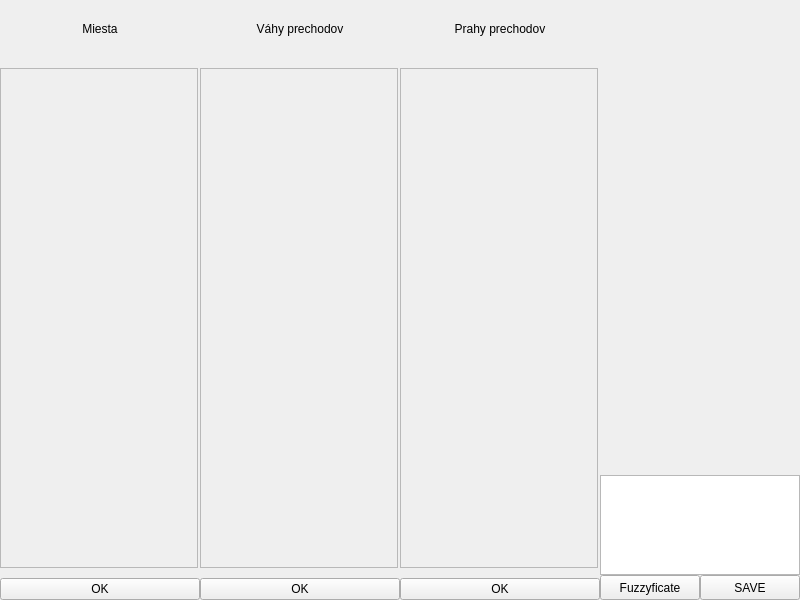
Above: gui/anotherWindowFinal.ui from PavolHradsky/PIS-bonus before the change. Below: the same form after it.
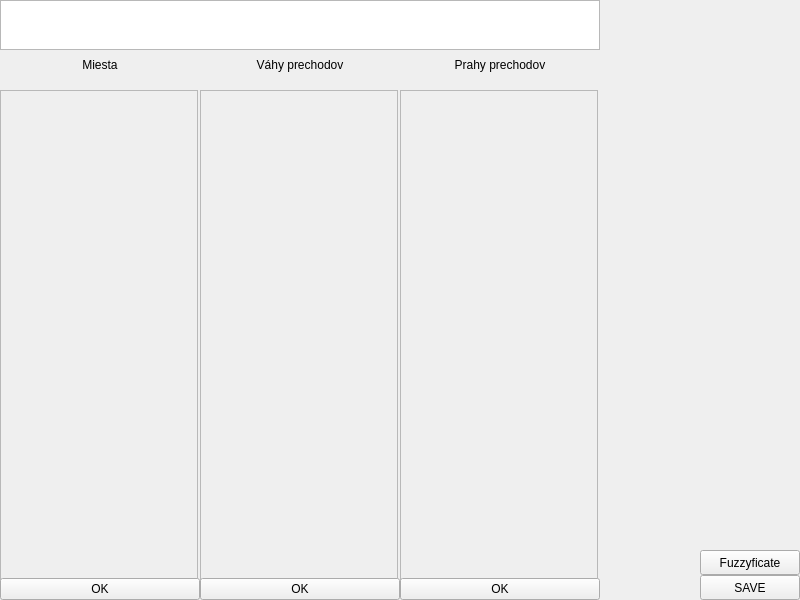
That is the form after the change.

The edit to the form file:
```diff
--- a/gui/anotherWindowFinal.ui
+++ b/gui/anotherWindowFinal.ui
@@ -48,6 +48,26 @@
        <number>0</number>
       </property>
       <item>
+       <layout class="QVBoxLayout" name="verticalLayout_3">
+        <item>
+         <widget class="QTableWidget" name="table">
+          <property name="minimumSize">
+           <size>
+            <width>600</width>
+            <height>50</height>
+           </size>
+          </property>
+          <property name="maximumSize">
+           <size>
+            <width>16777215</width>
+            <height>100</height>
+           </size>
+          </property>
+         </widget>
+        </item>
+        <item>
+         <layout class="QHBoxLayout" name="horizontalLayout_4">
+          <item>
        <widget class="QWidget" name="first_2" native="true">
         <property name="minimumSize">
          <size>
@@ -344,8 +364,12 @@
         </layout>
        </widget>
       </item>
+         </layout>
+        </item>
+       </layout>
+      </item>
       <item>
-       <layout class="QVBoxLayout" name="verticalLayout_5" stretch="1,0,0">
+       <layout class="QVBoxLayout" name="verticalLayout_5" stretch="1,0">
         <item>
          <spacer name="horizontalSpacer">
           <property name="orientation">
@@ -360,15 +384,7 @@
          </spacer>
         </item>
         <item>
-         <widget class="QTableWidget" name="table">
-          <property name="maximumSize">
-           <size>
-            <width>16777215</width>
-            <height>100</height>
-           </size>
-          </property>
-         </widget>
-        </item>
+         <layout class="QVBoxLayout" name="verticalLayout_4">
         <item>
          <layout class="QHBoxLayout" name="horizontalLayout_2">
           <item>
@@ -385,6 +401,8 @@
            </spacer>
           </item>
           <item>
+             <layout class="QVBoxLayout" name="verticalLayout_6">
+              <item>
            <widget class="QPushButton" name="fuzzyficate_run">
             <property name="minimumSize">
              <size>
@@ -421,6 +439,10 @@
              <string>SAVE</string>
             </property>
            </widget>
+              </item>
+             </layout>
+            </item>
+           </layout>
           </item>
          </layout>
         </item>
```
Lines whose indentation alone changed are shown as unchanged.
